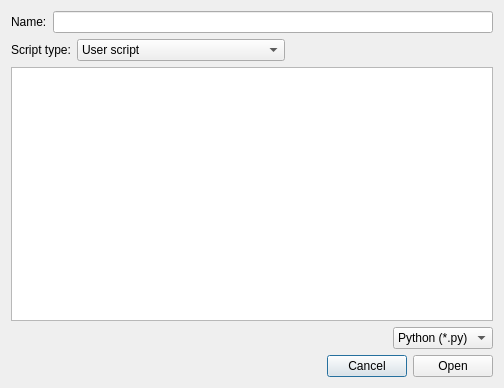
The window that nicos_ess/gui/dialogs/remote_file_dialog.ui (ess-dmsc/nicos) describes before a commit, drawn with Qt 5.
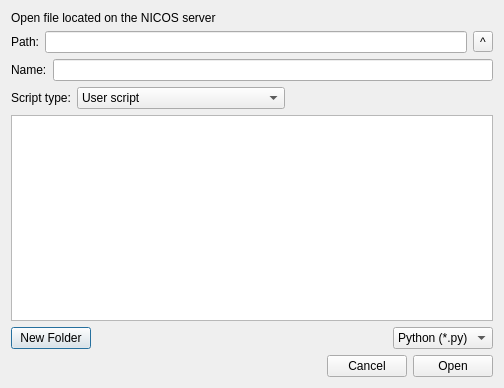
The same window after the commit.

Commit message: Add folder support for user scripts

What changed in the file:
```diff
--- a/nicos_ess/gui/dialogs/remote_file_dialog.ui
+++ b/nicos_ess/gui/dialogs/remote_file_dialog.ui
@@ -14,6 +14,38 @@
    <string>Open Script File</string>
   </property>
   <layout class="QVBoxLayout" name="verticalLayout">
+   <item>
+    <widget class="QLabel" name="lbl_info">
+     <property name="text">
+      <string>Open file located on the NICOS server</string>
+     </property>
+    </widget>
+   </item>
+   <item>
+    <layout class="QHBoxLayout" name="save_name_layout_2">
+     <item>
+      <widget class="QLabel" name="lbl_path">
+       <property name="text">
+        <string>Path:</string>
+       </property>
+      </widget>
+     </item>
+     <item>
+      <widget class="QLineEdit" name="txt_path">
+       <property name="readOnly">
+        <bool>true</bool>
+       </property>
+      </widget>
+     </item>
+     <item>
+      <widget class="QToolButton" name="btn_up">
+       <property name="text">
+        <string>^</string>
+       </property>
+      </widget>
+     </item>
+    </layout>
+   </item>
    <item>
     <layout class="QHBoxLayout" name="save_name_layout">
      <item>
@@ -77,6 +109,13 @@
    </item>
    <item>
     <layout class="QHBoxLayout" name="horizontalLayout_2">
+     <item>
+      <widget class="QPushButton" name="btn_new_folder">
+       <property name="text">
+        <string>New Folder</string>
+       </property>
+      </widget>
+     </item>
      <item>
       <spacer name="horizontalSpacer_2">
        <property name="orientation">
```
The commit also changes 7 other files.
